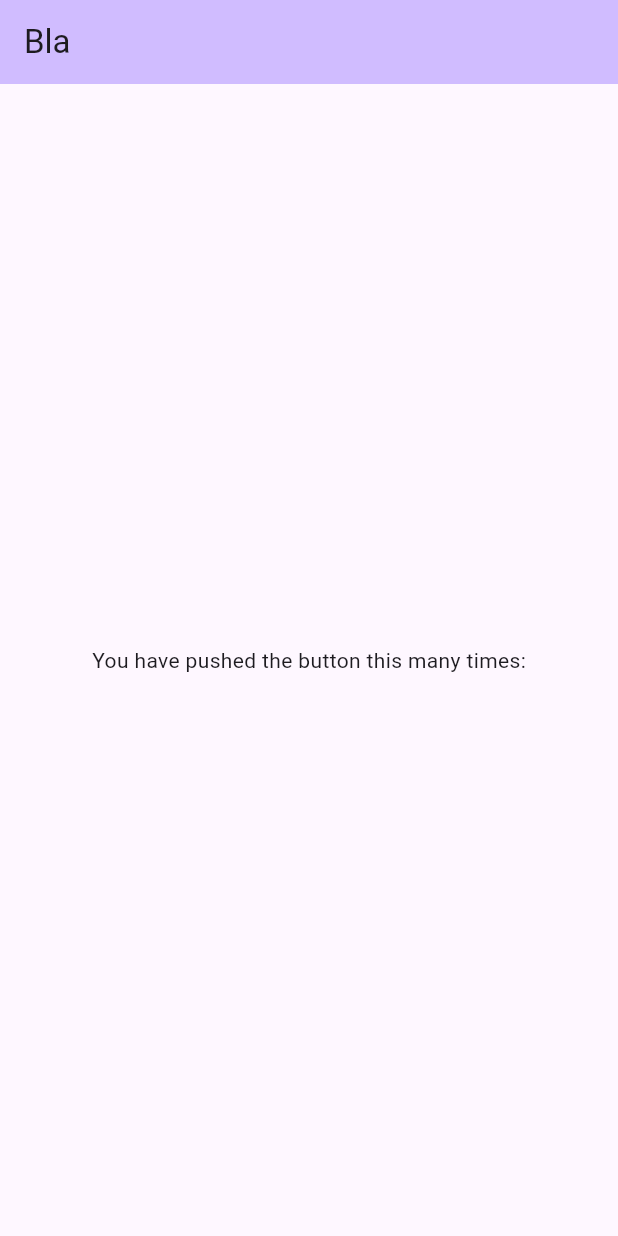
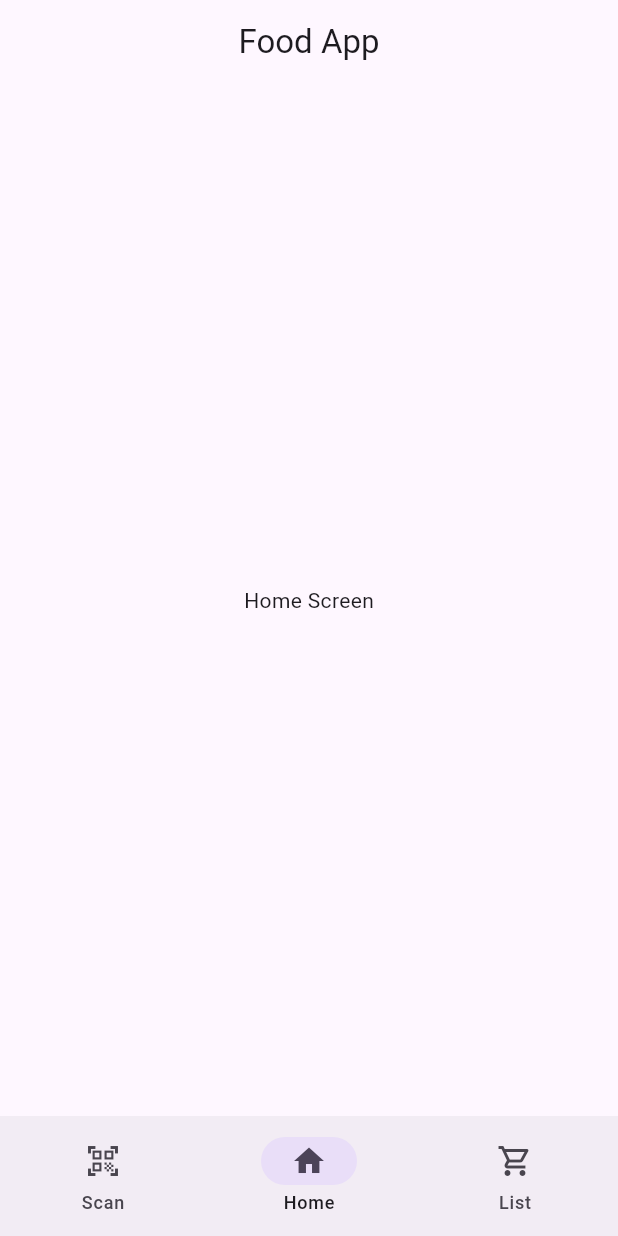
Before and after one commit to buggxs/mini_hackathon_two, a Flutter app: the screen it shows after launch, on a phone screen of 412 x 824 dp. Run offline on Flutter 3.47's test engine with Material 3 defaults, Android fonts, the phone set to English and light mode, and no system bars; our stand-ins replace get_it.

Commit message:
openfood sdk, Bottom Nav hinzugefügt

```diff
--- /dev/null
+++ b/lib/home_screen.dart
@@ -0,0 +1,20 @@
+import 'package:flutter/material.dart';
+import 'package:mini_hackathon_two/widgets/food_bottom_nav.dart';
+
+class HomeScreen extends StatelessWidget {
+  const HomeScreen({super.key});
+
+  @override
+  Widget build(BuildContext context) {
+    return Scaffold(
+      appBar: AppBar(
+        centerTitle: true,
+        title: const Text('Food App'),
+      ),
+      body: const Center(
+        child: Text('Home Screen'),
+      ),
+      bottomNavigationBar: const FoodBottomNav(),
+    );
+  }
+}
--- a/lib/main.dart
+++ b/lib/main.dart
@@ -1,5 +1,6 @@
 import 'package:flutter/material.dart';
 import 'package:mini_hackathon_two/core/app_service_locator.dart';
+import 'package:mini_hackathon_two/home_screen.dart';
 
 void main() {
   setup();
@@ -14,26 +15,12 @@ class MyApp extends StatelessWidget {
   Widget build(BuildContext context) {
     return MaterialApp(
       title: 'Flutter Demo',
+      debugShowCheckedModeBanner: false,
       theme: ThemeData(
         colorScheme: ColorScheme.fromSeed(seedColor: Colors.deepPurple),
         useMaterial3: true,
       ),
-      home: Scaffold(
-        appBar: AppBar(
-          backgroundColor: Theme.of(context).colorScheme.inversePrimary,
-          title: const Text('Bla'),
-        ),
-        body: const Center(
-          child: Column(
-            mainAxisAlignment: MainAxisAlignment.center,
-            children: <Widget>[
-              Text(
-                'You have pushed the button this many times:',
-              ),
-            ],
-          ),
-        ),
-      ),
+      home: const HomeScreen(),
     );
   }
 }
--- /dev/null
+++ b/lib/widgets/food_bottom_nav.dart
@@ -0,0 +1,29 @@
+import 'package:flutter/material.dart';
+
+class FoodBottomNav extends StatelessWidget {
+  const FoodBottomNav({super.key});
+
+  @override
+  Widget build(BuildContext context) {
+    return NavigationBar(
+      selectedIndex: 1,
+      destinations: const <NavigationDestination>[
+        NavigationDestination(
+          selectedIcon: Icon(Icons.qr_code_scanner),
+          icon: Icon(Icons.qr_code_scanner_outlined),
+          label: 'Scan',
+        ),
+        NavigationDestination(
+          selectedIcon: Icon(Icons.home),
+          icon: Icon(Icons.home_outlined),
+          label: 'Home',
+        ),
+        NavigationDestination(
+          selectedIcon: Icon(Icons.shopping_cart),
+          icon: Icon(Icons.shopping_cart_outlined),
+          label: 'List',
+        ),
+      ],
+    );
+  }
+}
--- a/pubspec.yaml
+++ b/pubspec.yaml
@@ -14,6 +14,7 @@ dependencies:
   flutter_bloc: ^8.1.6
   get_it: ^7.7.0
   http: ^1.2.1
+  openfoodfacts: ^3.12.0
 
 dev_dependencies:
   flutter_test:
```
Also changed, not shown: pubspec.lock.
